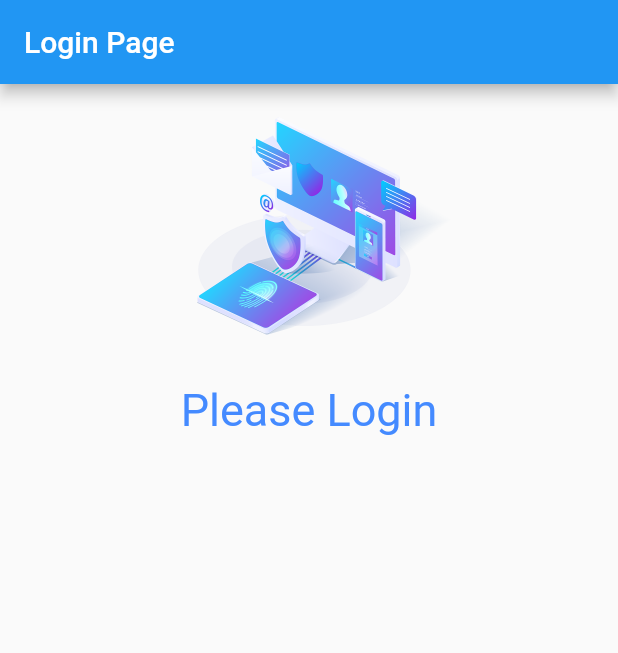
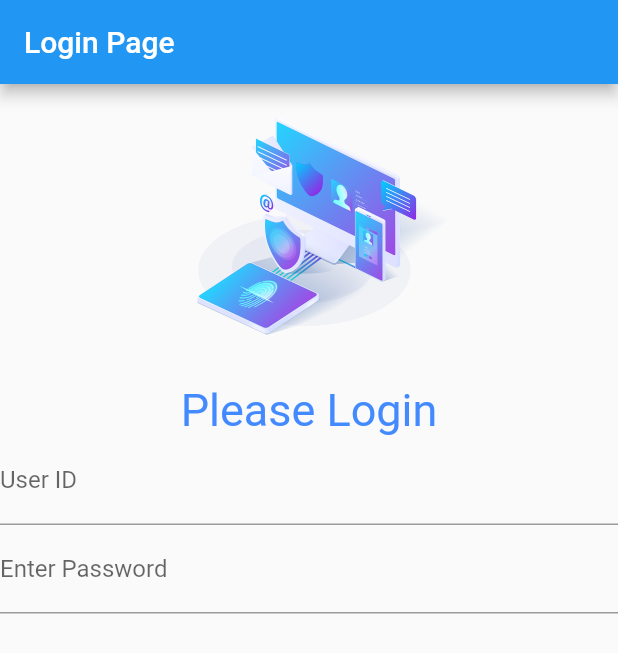
Before and after one commit to rony96bd/Magura_36, a Flutter app: the screen it shows after launch, on a phone screen of 412 x 824 dp. Shown: the top 653 px of the screen. Run offline on Flutter 3.47's test engine with Material 2 defaults, Android fonts, the phone set to English and light mode, and no system bars.

Commit message:
day2 next

```diff
--- a/lib/main.dart
+++ b/lib/main.dart
@@ -27,6 +27,22 @@ class MyApps extends StatelessWidget {
               Text(
                 "Please Login",
                 style: TextStyle(fontSize: 30, color: Colors.blueAccent),
+              ),
+              Column(
+                children: [
+                  TextFormField(
+                    decoration: InputDecoration(
+                      hintText: "Enter your Username",
+                      labelText: "User ID",
+                    ),
+                  ),
+                  TextFormField(
+                    decoration: InputDecoration(
+                      hintText: "Enter your Password",
+                      labelText: "Enter Password",
+                    ),
+                  ),
+                ],
               )
             ],
           ),
```
